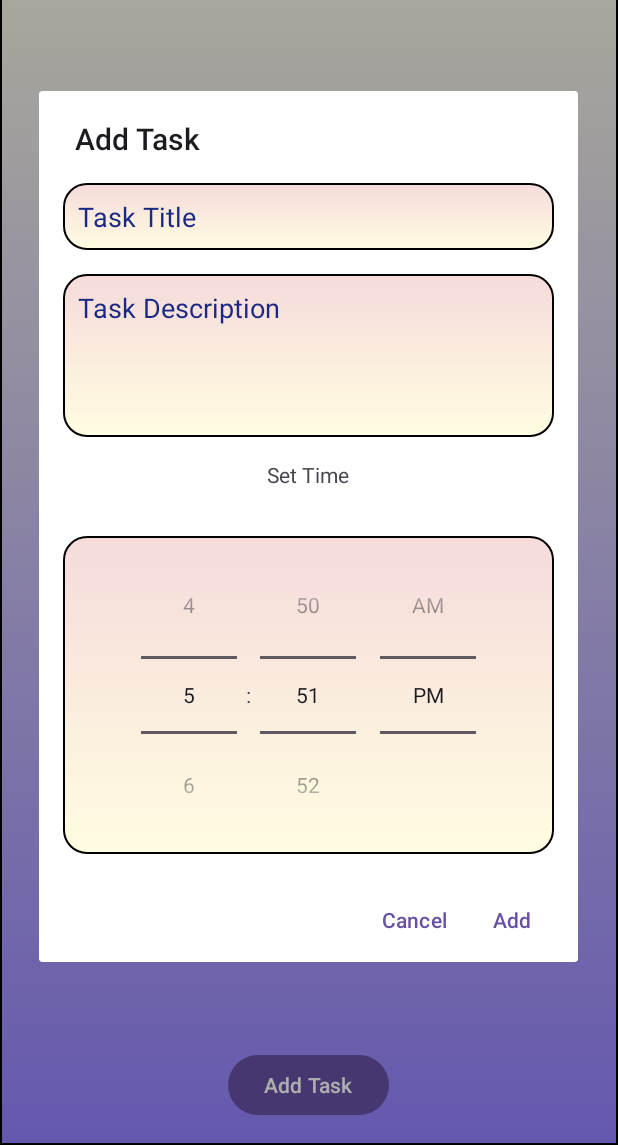
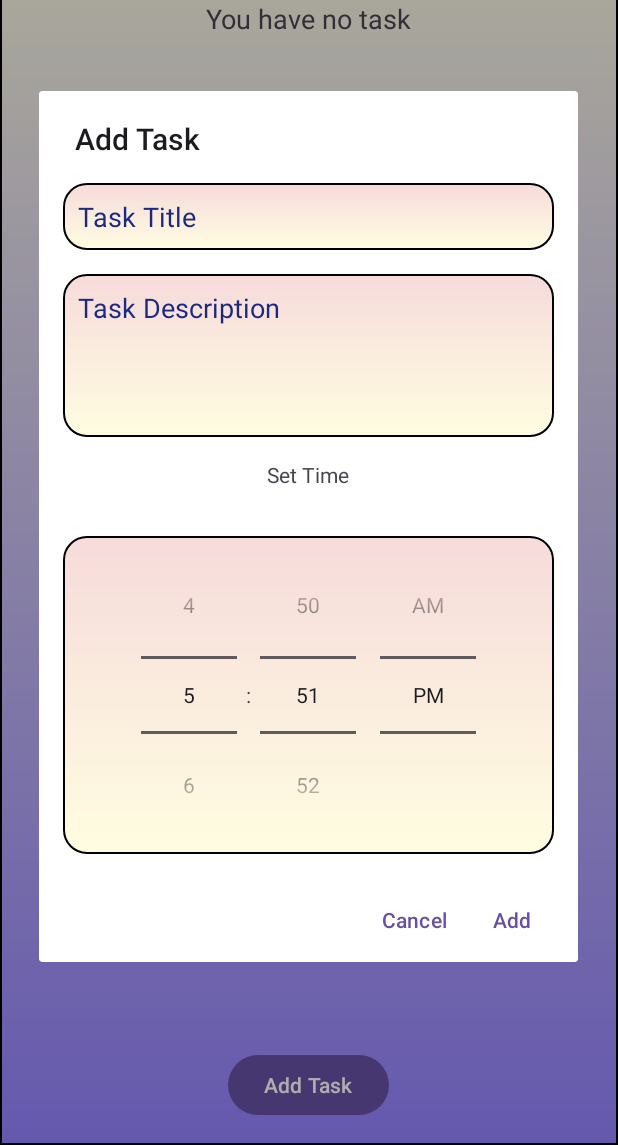
Before and after one commit to karamlyy/Mobile-To-Do, an Android app: the screen it shows after launch (MainActivity), after a tap on "Add Task", on a phone screen of 412 x 824 dp, the part 91-1236 px from its top. Run offline under Robolectric (Android 15) with nearby library versions, the phone set to English and light mode, and no system bars.

Commit message:
time view fixed

```diff
--- a/app/src/main/java/com/karamlyy/to_do/MainActivity.kt
+++ b/app/src/main/java/com/karamlyy/to_do/MainActivity.kt
@@ -24,6 +24,7 @@ class MainActivity : AppCompatActivity() {
         setContentView(binding.root)
 
         loadTasks()
+        updateEmptyTasksVisibility()
 
         taskAdapter = TaskAdapter(tasks,
             { task ->
@@ -56,7 +57,8 @@ class MainActivity : AppCompatActivity() {
             .setPositiveButton("Add") { _, _ ->
                 val taskTitle = dialogBinding.titleTaskInput.text.toString()
                 val taskDescription = dialogBinding.taskDescriptionInput.text.toString()
-                val taskTime = "${dialogBinding.taskTimePicker.hour}:${dialogBinding.taskTimePicker.minute}"
+                val formattedMinute = String.format("%02d", dialogBinding.taskTimePicker.minute)
+                val taskTime = "${dialogBinding.taskTimePicker.hour}:$formattedMinute"
 
                 if (taskTitle.isNotEmpty()) {
                     val newTask = Task(tasks.size + 1, taskTitle, taskDescription, taskTime)
--- a/app/src/main/res/layout/activity_main.xml
+++ b/app/src/main/res/layout/activity_main.xml
@@ -18,7 +18,15 @@
         android:textSize="30dp">
 
     </TextView>
-
+    <TextView
+        android:id="@+id/emptyTasksTextView"
+        android:layout_width="wrap_content"
+        android:layout_height="wrap_content"
+        android:layout_gravity="center"
+        android:gravity="center"
+        android:text="You have no task"
+        android:textSize="18sp"
+        android:visibility="gone" />
     <androidx.recyclerview.widget.RecyclerView
         android:id="@+id/recycler_view"
         android:layout_width="match_parent"
@@ -28,15 +36,7 @@
         android:layout_marginTop="50dp"
         app:layoutManager="androidx.recyclerview.widget.LinearLayoutManager"/>
 
-    <TextView
-        android:id="@+id/emptyTasksTextView"
-        android:layout_width="wrap_content"
-        android:layout_height="wrap_content"
-        android:layout_gravity="center"
-        android:gravity="center"
-        android:text="You have no task"
-        android:textSize="18sp"
-        android:visibility="gone" />
+
 
     <Button
         android:id="@+id/add_task_button"
```
